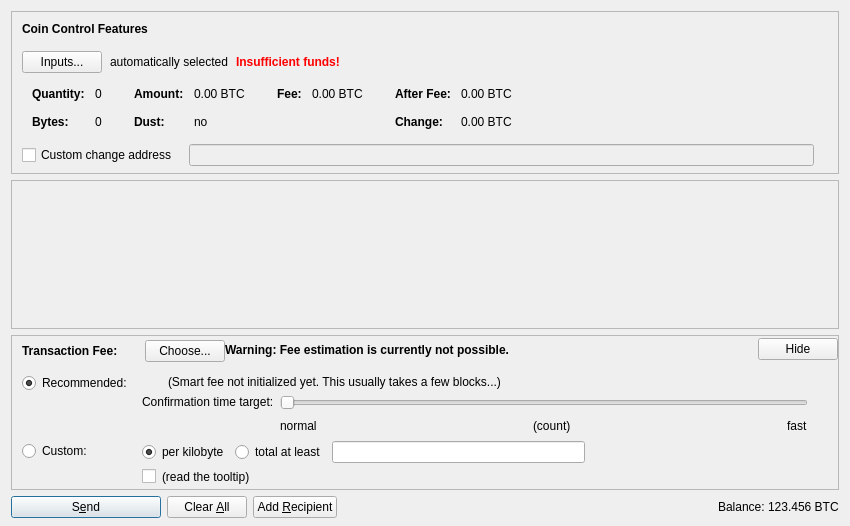
This is src/qt/forms/sendcoinsdialog.ui in dogecoin/dogecoin as Qt 5 draws it before an edit. The edited form follows.
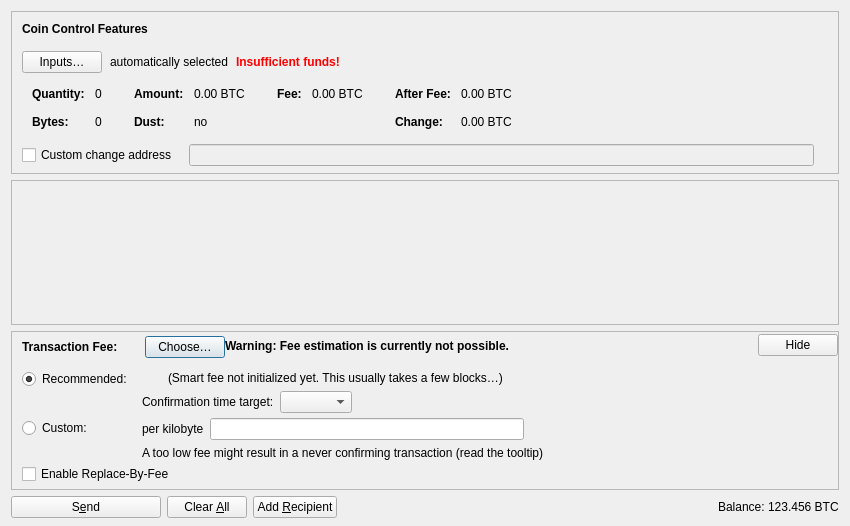
This is the edited form. Icons and pictures are not drawn. Custom widgets are drawn as their Qt base class.

Patch:
```diff
--- a/src/qt/forms/sendcoinsdialog.ui
+++ b/src/qt/forms/sendcoinsdialog.ui
@@ -107,7 +107,7 @@
              <string notr="true"/>
             </property>
             <property name="text">
-             <string>Inputs...</string>
+             <string>Inputs…</string>
             </property>
             <property name="autoDefault">
              <bool>false</bool>
@@ -738,7 +738,7 @@
               <item>
                <widget class="QPushButton" name="buttonChooseFee">
                 <property name="text">
-                 <string>Choose...</string>
+                 <string>Choose…</string>
                 </property>
                </widget>
               </item>
@@ -846,32 +846,13 @@
                <item>
                 <layout class="QHBoxLayout" name="horizontalLayoutFee13">
                  <item>
-                  <widget class="QRadioButton" name="radioCustomPerKilobyte">
+                  <widget class="QLabel" name="labelCustomPerKilobyte">
                    <property name="toolTip">
                     <string>If the custom fee is set to 1000 satoshis and the transaction is only 250 bytes, then &quot;per kilobyte&quot; only pays 250 satoshis in fee, while &quot;total at least&quot; pays 1000 satoshis. For transactions bigger than a kilobyte both pay by kilobyte.</string>
                    </property>
                    <property name="text">
                     <string>per kilobyte</string>
                    </property>
-                   <property name="checked">
-                    <bool>true</bool>
-                   </property>
-                   <attribute name="buttonGroup">
-                    <string notr="true">groupCustomFee</string>
-                   </attribute>
-                  </widget>
-                 </item>
-                 <item>
-                  <widget class="QRadioButton" name="radioCustomAtLeast">
-                   <property name="toolTip">
-                    <string>If the custom fee is set to 1000 satoshis and the transaction is only 250 bytes, then &quot;per kilobyte&quot; only pays 250 satoshis in fee, while &quot;total at least&quot; pays 1000 satoshis. For transactions bigger than a kilobyte both pay by kilobyte.</string>
-                   </property>
-                   <property name="text">
-                    <string>total at least</string>
-                   </property>
-                   <attribute name="buttonGroup">
-                    <string notr="true">groupCustomFee</string>
-                   </attribute>
                   </widget>
                  </item>
                  <item>
@@ -895,17 +876,7 @@
                <item>
                 <layout class="QHBoxLayout" name="horizontalLayoutFee8">
                  <item>
-                  <widget class="QCheckBox" name="checkBoxMinimumFee">
-                   <property name="toolTip">
-                    <string>Paying only the minimum fee is just fine as long as there is less transaction volume than space in the blocks. But be aware that this can end up in a never confirming transaction once there is more demand for dogecoin transactions than the network can process.</string>
-                   </property>
-                   <property name="text">
-                    <string/>
-                   </property>
-                  </widget>
-                 </item>
-                 <item>
-                  <widget class="QLabel" name="labelMinFeeWarning">
+                  <widget class="QLabel" name="labelCustomFeeWarning">
                    <property name="enabled">
                     <bool>true</bool>
                    </property>
@@ -913,10 +884,7 @@
                     <string>Paying only the minimum fee is just fine as long as there is less transaction volume than space in the blocks. But be aware that this can end up in a never confirming transaction once there is more demand for dogecoin transactions than the network can process.</string>
                    </property>
                    <property name="text">
-                    <string>(read the tooltip)</string>
-                   </property>
-                   <property name="margin">
-                    <number>5</number>
+                    <string>A too low fee might result in a never confirming transaction (read the tooltip)</string>
                    </property>
                   </widget>
                  </item>
@@ -1009,9 +977,6 @@
                    <property name="text">
                     <string/>
                    </property>
-                   <property name="margin">
-                    <number>2</number>
-                   </property>
                   </widget>
                  </item>
                  <item>
@@ -1024,10 +989,7 @@
                  <item>
                   <widget class="QLabel" name="labelSmartFee2">
                    <property name="text">
-                    <string>(Smart fee not initialized yet. This usually takes a few blocks...)</string>
-                   </property>
-                   <property name="margin">
-                    <number>2</number>
+                    <string>(Smart fee not initialized yet. This usually takes a few blocks…)</string>
                    </property>
                   </widget>
                  </item>
@@ -1055,24 +1017,8 @@
                      <property name="text">
                       <string>Confirmation time target:</string>
                      </property>
-                     <property name="margin">
-                      <number>2</number>
-                     </property>
                     </widget>
                    </item>
-                   <item>
-                    <spacer name="verticalSpacer_3">
-                     <property name="orientation">
-                      <enum>Qt::Vertical</enum>
-                     </property>
-                     <property name="sizeHint" stdset="0">
-                      <size>
-                       <width>1</width>
-                       <height>1</height>
-                      </size>
-                     </property>
-                    </spacer>
-                   </item>
                   </layout>
                  </item>
                  <item>
@@ -1081,44 +1027,15 @@
                     <number>30</number>
                    </property>
                    <item>
-                    <widget class="QSlider" name="sliderSmartFee">
-                     <property name="minimum">
+                    <layout class="QHBoxLayout" name="horizontalLayoutConfTarget">
+                     <property name="bottomMargin">
                       <number>0</number>
                      </property>
-                     <property name="maximum">
-                      <number>23</number>
-                     </property>
-                     <property name="pageStep">
-                      <number>1</number>
-                     </property>
-                     <property name="value">
-                      <number>0</number>
-                     </property>
-                     <property name="orientation">
-                      <enum>Qt::Horizontal</enum>
-                     </property>
-                     <property name="invertedAppearance">
-                      <bool>false</bool>
-                     </property>
-                     <property name="invertedControls">
-                      <bool>false</bool>
-                     </property>
-                     <property name="tickPosition">
-                      <enum>QSlider::NoTicks</enum>
-                     </property>
-                    </widget>
-                   </item>
-                   <item>
-                    <layout class="QHBoxLayout" name="horizontalLayoutFee10">
                      <item>
-                      <widget class="QLabel" name="labelSmartFeeNormal">
-                       <property name="text">
-                        <string>normal</string>
-                       </property>
-                      </widget>
+                      <widget class="QComboBox" name="confTargetSelector"/>
                      </item>
                      <item>
-                      <spacer name="horizontalSpacer_7">
+                      <spacer name="horizontalSpacerConfTarget">
                        <property name="orientation">
                         <enum>Qt::Horizontal</enum>
                        </property>
@@ -1130,33 +1047,6 @@
                        </property>
                       </spacer>
                      </item>
-                     <item>
-                      <widget class="QLabel" name="confirmationTargetLabel">
-                       <property name="text">
-                        <string notr="true">(count)</string>
-                       </property>
-                      </widget>
-                     </item>
-                     <item>
-                      <spacer name="horizontalSpacer_3">
-                       <property name="orientation">
-                        <enum>Qt::Horizontal</enum>
-                       </property>
-                       <property name="sizeHint" stdset="0">
-                        <size>
-                         <width>40</width>
-                         <height>20</height>
-                        </size>
-                       </property>
-                      </spacer>
-                     </item>
-                     <item>
-                      <widget class="QLabel" name="labelSmartFeeFast">
-                       <property name="text">
-                        <string>fast</string>
-                       </property>
-                      </widget>
-                     </item>
                     </layout>
                    </item>
                   </layout>
@@ -1180,6 +1070,16 @@
              </item>
             </layout>
            </item>
+           <item>
+            <widget class="QCheckBox" name="optInRBF">
+             <property name="text">
+              <string>Enable Replace-By-Fee</string>
+             </property>
+             <property name="toolTip">
+              <string>With Replace-By-Fee (BIP-125) you can increase a transaction's fee after it is sent. Without this, a higher fee may be recommended to compensate for increased transaction delay risk.</string>
+             </property>
+            </widget>
+           </item>
           </layout>
          </widget>
         </item>
@@ -1190,8 +1090,8 @@
           </property>
           <property name="sizeHint" stdset="0">
            <size>
-            <width>800</width>
-            <height>1</height>
+            <width>40</width>
+            <height>5</height>
            </size>
           </property>
          </spacer>
@@ -1225,7 +1125,7 @@
         <bool>false</bool>
        </property>
        <property name="default">
-        <bool>true</bool>
+        <bool>false</bool>
        </property>
       </widget>
      </item>
```
Left out of the diff: 17 changed lines with no effect on the pictures.
